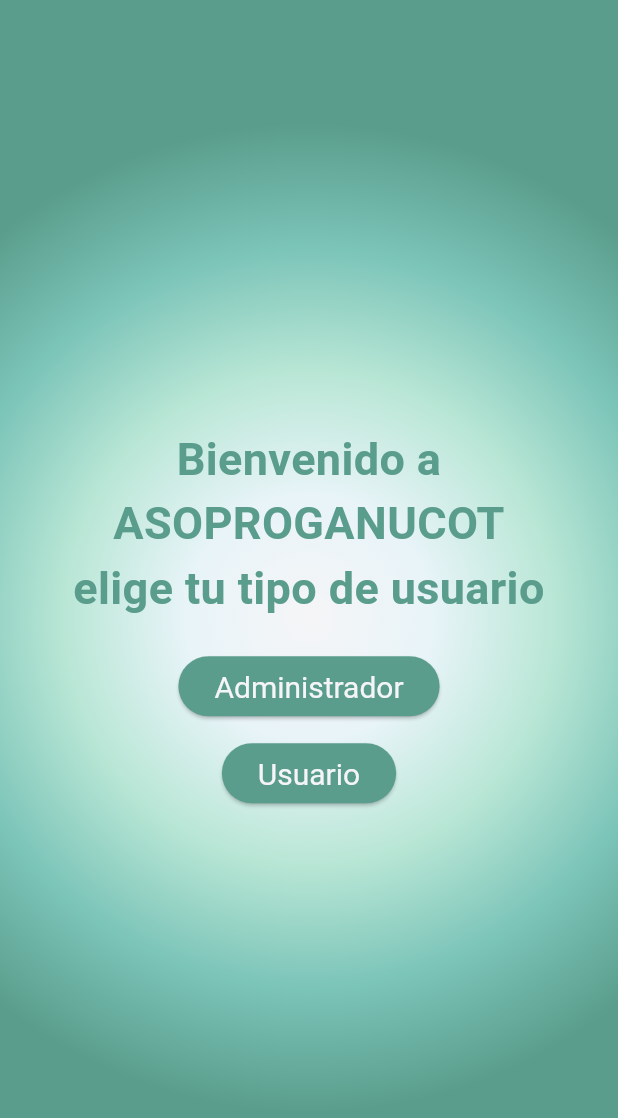
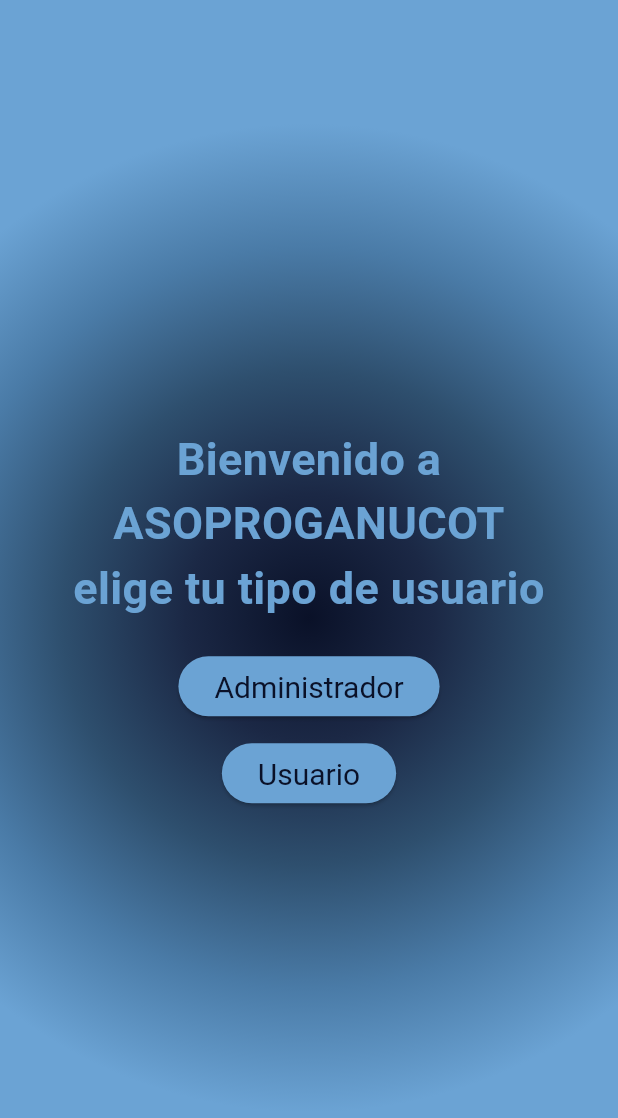
Before and after one commit to desarrolloProgramacion/desarrollo_v1, a Flutter app: the screen it shows after launch, on a phone screen of 412 x 824 dp. Shown: the top 1118 px of the screen. Run offline on Flutter 3.47's test engine with Material 3 defaults, Android fonts, the phone set to English and light mode, and no system bars; our stand-ins replace fl_chart, qr_flutter.

Commit message:
update utils colors

```diff
--- a/lib/utils/Colors.dart
+++ b/lib/utils/Colors.dart
@@ -1,12 +1,12 @@
 import 'package:flutter/material.dart';
 
 class AppColors {
-  // Colores base más modernos estilo iOS - tonos más suaves y elegantes
-  static const Color primaryColor = Color(0xFFF5F5F7); // Gris muy claro, casi blanco
-  static const Color secondaryColor = Color(0xFFE8F4F8); // Azul muy suave
-  static const Color tertiaryColor = Color(0xFFB8E6D5); // Verde agua claro
-  static const Color fourthColor = Color(0xFF7BC4B8); // Verde azulado medio
-  static const Color fifthColor = Color(0xFF5A9D8C); // Verde azulado profundo
+  // Colores base modernos con tonos azules profundos y elegantes
+  static const Color primaryColor = Color(0xFF0A1128); // Azul marino profundo
+  static const Color secondaryColor = Color(0xFF1B2845); // Azul oscuro
+  static const Color tertiaryColor = Color(0xFF2E4F6E); // Azul medio
+  static const Color fourthColor = Color(0xFF4A7BA7); // Azul cielo
+  static const Color fifthColor = Color(0xFF6BA3D4); // Azul brillante
 
   // Degradado lineal
   static const LinearGradient linearGradient = LinearGradient(
```
